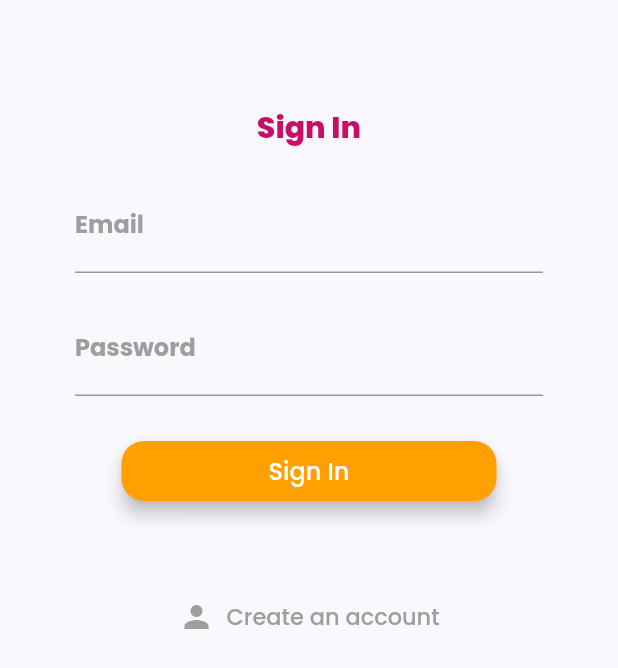
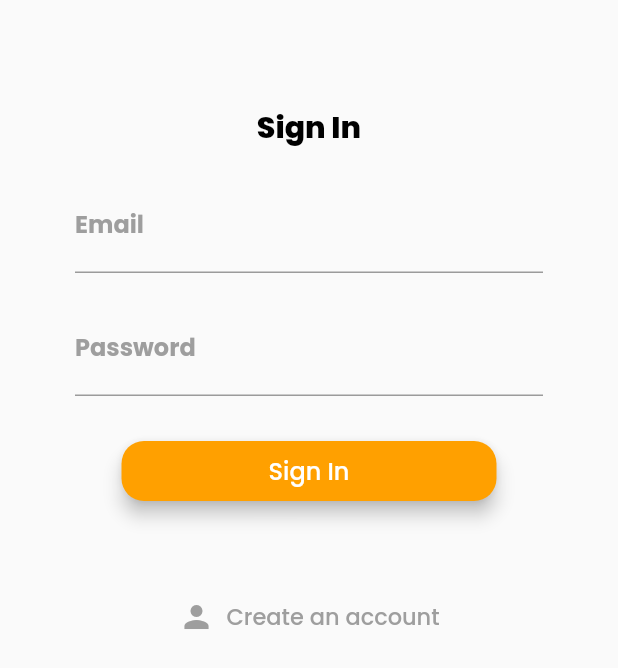
Before and after one commit to ChristineWasike/save, a Flutter app: the screen it shows after launch, on a phone screen of 412 x 824 dp. Shown: the top 668 px of the screen. Run offline on Flutter 3.47's test engine with Material 2 defaults, Android fonts, the phone set to English and light mode, and no system bars; our stand-ins replace cloud_firestore, firebase_auth, flutter_spinkit, google_fonts; accounts and stored records are empty.

Commit message:
Commented out errors in main to be fixed

```diff
--- a/lib/main.dart
+++ b/lib/main.dart
@@ -19,9 +19,10 @@ class MyApp extends StatelessWidget {
       child: MaterialApp(
         debugShowCheckedModeBanner: false,
         theme: ThemeData(
+          // TODO: There is an error here figure it out and fix it
           // This is the theme of the application.
-          scaffoldBackgroundColor: KBackgroundColor,
-          primaryColor: KPrimaryColor,
+          // scaffoldBackgroundColor: KBackgroundColor,
+          // primaryColor: KPrimaryColor,
           textTheme: GoogleFonts.poppinsTextTheme(
             Theme.of(context).textTheme,
           ),
--- a/lib/screens/authenticate/signin.dart
+++ b/lib/screens/authenticate/signin.dart
@@ -38,7 +38,7 @@ class _SignInState extends State<SignIn> {
                         style: TextStyle(
                             fontSize: 20.0,
                             fontWeight: FontWeight.w800,
-                            color: KTextColor)),
+                            color: Colors.black)),
                     SizedBox(height: 20.0),
                     TextFormField(
                       decoration: InputDecoration(
```
